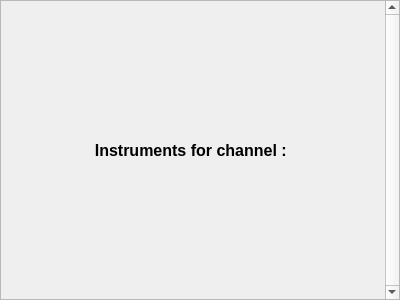
This is src/QUI/instrumentcontainer.ui in wtrsltnk/zynaddsubfx as Qt 5 draws it before an edit. The edited form follows.
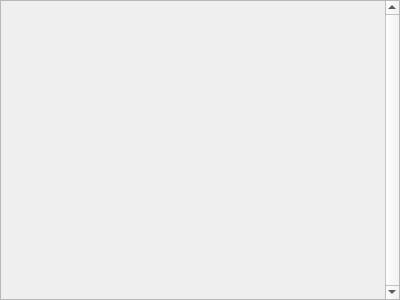
This is the edited form.

Commit message: - changed channel container - changed instrument container

Patch:
```diff
--- a/src/QUI/instrumentcontainer.ui
+++ b/src/QUI/instrumentcontainer.ui
@@ -77,69 +77,6 @@
        <property name="bottomMargin">
         <number>2</number>
        </property>
-       <item>
-        <widget class="QWidget" name="widget" native="true">
-         <property name="minimumSize">
-          <size>
-           <width>0</width>
-           <height>36</height>
-          </size>
-         </property>
-         <layout class="QVBoxLayout" name="verticalLayout">
-          <property name="spacing">
-           <number>2</number>
-          </property>
-          <property name="leftMargin">
-           <number>2</number>
-          </property>
-          <property name="topMargin">
-           <number>2</number>
-          </property>
-          <property name="rightMargin">
-           <number>2</number>
-          </property>
-          <property name="bottomMargin">
-           <number>2</number>
-          </property>
-          <item>
-           <widget class="QLabel" name="lblChannelTitle">
-            <property name="sizePolicy">
-             <sizepolicy hsizetype="Preferred" vsizetype="Fixed">
-              <horstretch>0</horstretch>
-              <verstretch>0</verstretch>
-             </sizepolicy>
-            </property>
-            <property name="minimumSize">
-             <size>
-              <width>0</width>
-              <height>40</height>
-             </size>
-            </property>
-            <property name="maximumSize">
-             <size>
-              <width>16777215</width>
-              <height>40</height>
-             </size>
-            </property>
-            <property name="font">
-             <font>
-              <family>Tahoma</family>
-              <pointsize>12</pointsize>
-              <weight>75</weight>
-              <bold>true</bold>
-             </font>
-            </property>
-            <property name="text">
-             <string>Instruments for channel : </string>
-            </property>
-            <property name="alignment">
-             <set>Qt::AlignCenter</set>
-            </property>
-           </widget>
-          </item>
-         </layout>
-        </widget>
-       </item>
       </layout>
      </widget>
     </widget>
```
The commit also changes 15 other files.
